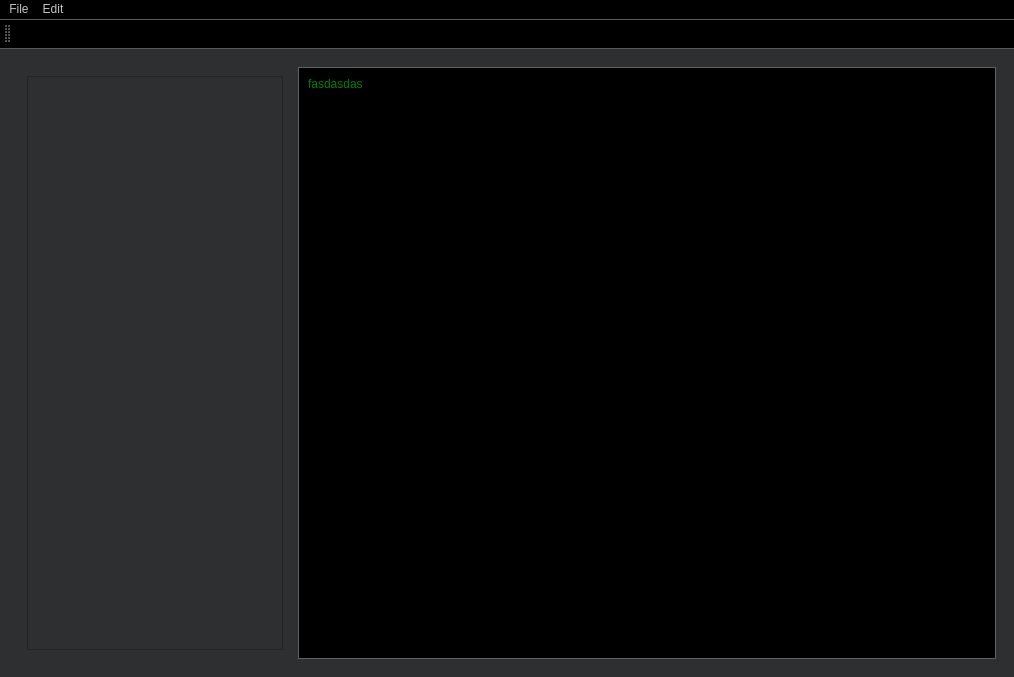
Old version of the form src/mainwindow.ui in the repository ShehabAhmed-Gui/Editora.
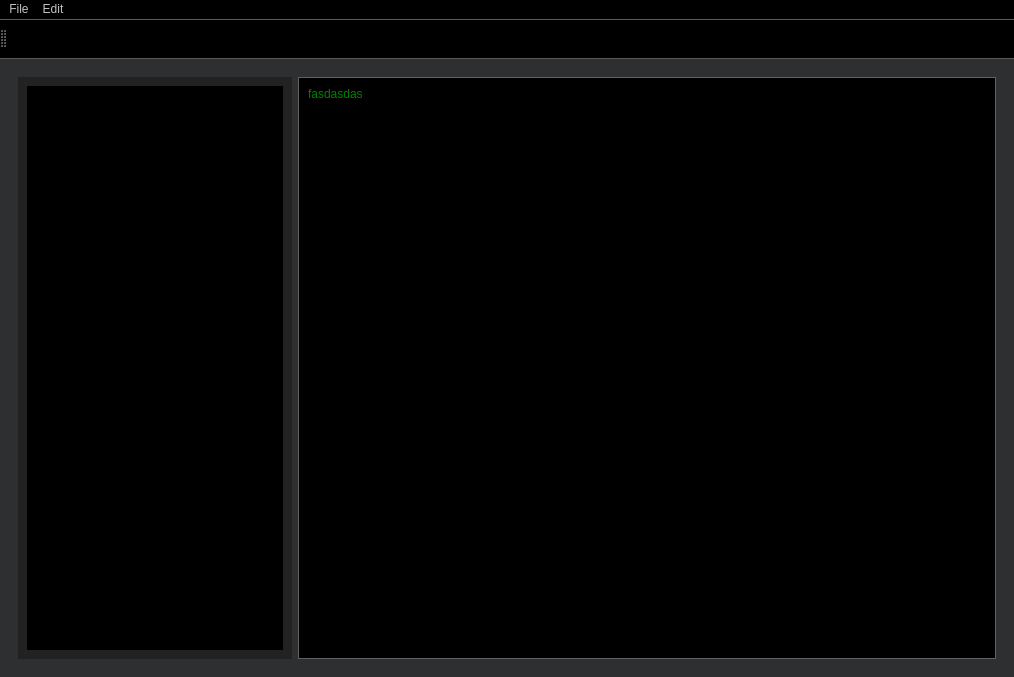
New version of the form. Icons and pictures are not drawn.

Commit message: implemented toolBar actions (idle design), modified the design, added the folder tree (idle design)

```diff
--- a/src/mainwindow.ui
+++ b/src/mainwindow.ui
@@ -19,6 +19,10 @@
 	color: white;
 	font: 11pt &quot;Segoe UI&quot;;
 }
+QToolTip
+{
+
+}
 QMenuBar
 {
 	font: 11pt &quot;Segoe UI&quot;;
@@ -55,6 +59,18 @@
 QToolBar
 {
 	background-color: black;
+	spacing: 18px;
+}
+QToolButton
+{
+	background-color: transparent;
+	border: none;
+	border-bottom: 1px solid red;
+}
+QToolButton::pressed
+{
+	border: none;
+	border-bottom: 1px solid white;
 }</string>
   </property>
   <widget class="QWidget" name="centralwidget">
@@ -80,9 +96,13 @@
 	border: 1px solid #003333;
 }
 
-#folder_tree
+#folder_tree_container
 {
-	background-color: rgb(74, 74, 74);
+	background-color: rgb(34, 34, 34);
+}
+QTreeView
+{
+	background-color: black;
 }</string>
       </property>
       <layout class="QHBoxLayout" name="horizontalLayout_2">
@@ -175,7 +195,7 @@
    <property name="minimumSize">
     <size>
      <width>0</width>
-     <height>30</height>
+     <height>40</height>
     </size>
    </property>
    <property name="maximumSize">
```
Left out of the diff: 16 changed lines with no effect on the pictures. The commit also changes 4 other files.
